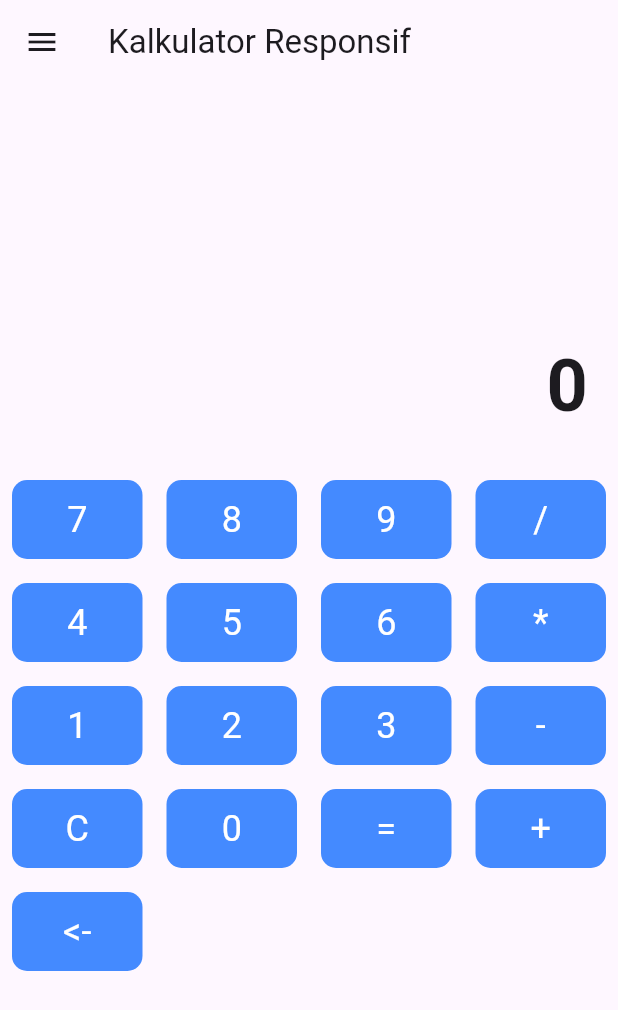
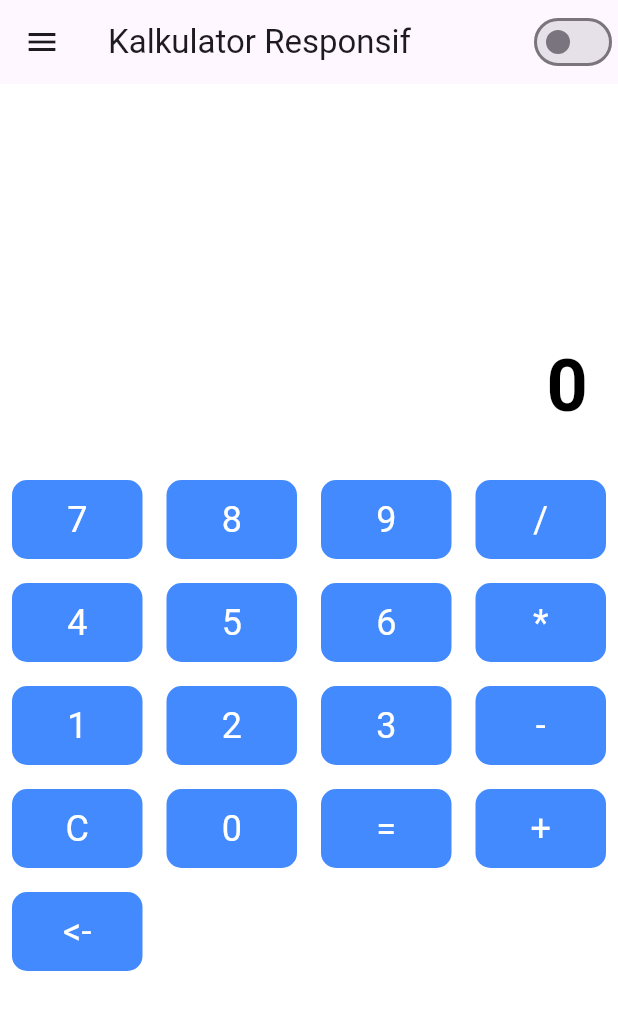
Before and after one commit to Hidayattullah/calculator_provider_flutter, a Flutter app: the screen it shows after launch, on a phone screen of 412 x 824 dp. Shown: the top 1010 px of the screen. Run offline on Flutter 3.47's test engine with Material 3 defaults, Android fonts, the phone set to English and light mode, and no system bars; our stand-ins replace math_expressions.

Commit message:
menambahkan widget darkmode dan keyboard listener

```diff
--- a/lib/models/calculator_model.dart
+++ b/lib/models/calculator_model.dart
@@ -4,13 +4,17 @@ import 'package:intl/intl.dart'; // Digunakan untuk format timestamp
 
 class CalculatorModel with ChangeNotifier {
   String _display = ''; // Menyimpan semua input operasi
-  List<String> _history = []; // Menyimpan riwayat perhitungan
+  final List<String> _history = []; // Menyimpan riwayat perhitungan
+  bool _isDarkMode = false; // State untuk mode gelap/terang
 
   // Getter untuk tampilan layar
   String get display => _display.isEmpty ? '0' : _display;
 
   // Getter untuk history
   List<String> get history => _history;
+
+  // Getter untuk mengetahui mode saat ini
+  bool get isDarkMode => _isDarkMode;
 
   // Fungsi untuk menambahkan angka atau operator ke layar
   void addInput(String input) {
@@ -55,4 +59,10 @@ class CalculatorModel with ChangeNotifier {
     _history.clear();
     notifyListeners();
   }
+
+  // Fungsi untuk mengubah mode tema
+  void toggleTheme() {
+    _isDarkMode = !_isDarkMode;
+    notifyListeners();
+  }
 }
--- a/lib/widgets/calculator_screen.dart
+++ b/lib/widgets/calculator_screen.dart
@@ -1,8 +1,10 @@
 import 'package:flutter/material.dart';
 import 'package:provider/provider.dart';
+import 'package:flutter/services.dart'; // Import untuk menangani input dari keyboard
 import '/models/calculator_model.dart';
 
 class CalculatorScreen extends StatelessWidget {
+  CalculatorScreen({super.key});
   @override
   Widget build(BuildContext context) {
     var model = context.watch<CalculatorModel>(); // Mengambil model dari Provider
@@ -10,6 +12,14 @@ class CalculatorScreen extends StatelessWidget {
     return Scaffold(
       appBar: AppBar(
         title: const Text('Kalkulator Responsif'),
+        actions: [
+          Switch(
+            value: model.isDarkMode,
+            onChanged: (value) {
+              model.toggleTheme(); // Ubah tema
+            },
+          ),
+        ],
       ),
       drawer: Drawer(
         child: ListView(
@@ -44,7 +54,25 @@ class CalculatorScreen extends StatelessWidget {
           ],
         ),
       ),
-      body: Column(
+      body: Focus(
+        autofocus: true,
+        onKeyEvent: (node, event) {
+          if (event is KeyDownEvent) {
+            // Menggunakan event.character untuk menangkap input karakter dari keyboard
+            final key = event.character ?? '';
+            if (buttons.contains(key)) {
+              onButtonPressed(model, key);
+            } else if (event.logicalKey == LogicalKeyboardKey.enter) {
+              model.calculate();
+            } else if (event.logicalKey == LogicalKeyboardKey.backspace) {
+              model.delete();
+            }
+          }
+          return KeyEventResult.handled;
+        },
+        child: Container(
+          color: model.isDarkMode ? Colors.black : Colors.white, // Mengatur warna background berdasarkan mode
+          child: Column(
             children: [
               Expanded(
                 child: Container(
@@ -52,7 +80,11 @@ class CalculatorScreen extends StatelessWidget {
                   alignment: Alignment.bottomRight,
                   child: Text(
                     model.display, // Menampilkan angka di layar
-                style: const TextStyle(fontSize: 48, fontWeight: FontWeight.bold),
+                    style: TextStyle(
+                      fontSize: 48,
+                      fontWeight: FontWeight.bold,
+                      color: model.isDarkMode ? Colors.white : Colors.black, // Warna teks berdasarkan mode
+                    ),
                   ),
                 ),
               ),
@@ -90,6 +122,8 @@ class CalculatorScreen extends StatelessWidget {
               ),
             ],
           ),
+        ),
+      ),
     );
   }
 
@@ -102,7 +136,7 @@ class CalculatorScreen extends StatelessWidget {
     '<-', // Tombol Backspace
   ];
 
-  CalculatorScreen({super.key});
+
 
   // Fungsi untuk mengatur apa yang terjadi saat tombol ditekan
   void onButtonPressed(CalculatorModel model, String buttonText) {
```
Lines whose indentation alone changed are shown as unchanged.
